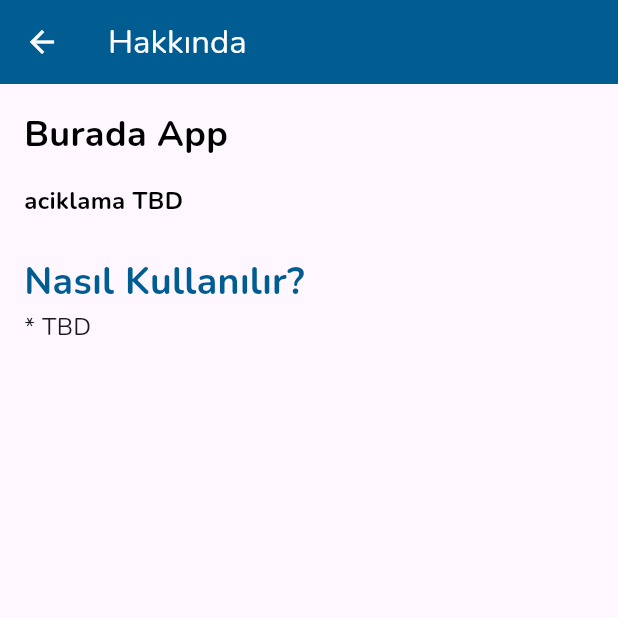
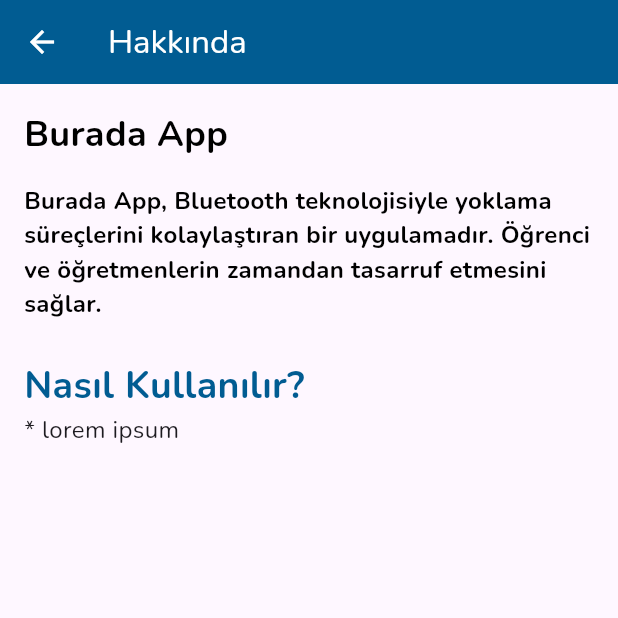
Before and after one commit to omeriakyuz/burada, a Flutter app: the InfoPage screen opened directly, on a phone screen of 412 x 824 dp, the top half of it. Run offline on Flutter 3.47's test engine with Material 3 defaults, Android fonts, the phone set to English and light mode, and no system bars; our stand-ins replace cloud_firestore, firebase_auth, firebase_core, firebase_database, flutter_typeahead, google_fonts and 3 more; missing offline and left inert: flutter_ble_peripheral; accounts and stored records are empty.

Commit message:
açıklama eklendi

```diff
--- a/lib/info.dart
+++ b/lib/info.dart
@@ -27,7 +27,8 @@ class InfoPage extends StatelessWidget {
               ),
               SizedBox(height: 16),
               Text(
-                'aciklama TBD',
+                'Burada App, Bluetooth teknolojisiyle yoklama süreçlerini kolaylaştıran bir uygulamadır. Öğrenci ve öğretmenlerin zamandan tasarruf etmesini sağlar.'
+                ,
                 style: TextStyle(
                     fontSize: 16,
                     fontWeight: FontWeight.bold,
@@ -40,7 +41,7 @@ class InfoPage extends StatelessWidget {
                     fontSize: 25, fontWeight: FontWeight.bold, color: darkest),
               ),
               Text(
-                '* TBD',
+                '* lorem ipsum',
                 style: TextStyle(fontSize: 16),
               ),
             ],
```
